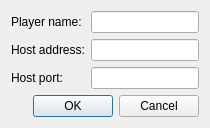
The window that src/frontend/qt_sdl/NetplayStartClientDialog.ui (tjdduq23-droid/melonDS-1.1-korean) describes before a commit, drawn with Qt 5.
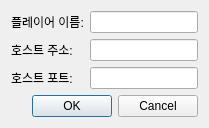
The same window after the commit.

```diff
--- a/src/frontend/qt_sdl/NetplayStartClientDialog.ui
+++ b/src/frontend/qt_sdl/NetplayStartClientDialog.ui
@@ -28,14 +28,14 @@
      <item row="0" column="0">
       <widget class="QLabel" name="label">
        <property name="text">
-        <string>Player name:</string>
+        <string>플레이어 이름:</string>
        </property>
       </widget>
      </item>
      <item row="2" column="0">
       <widget class="QLabel" name="label_2">
        <property name="text">
-        <string>Host port:</string>
+        <string>호스트 포트:</string>
        </property>
       </widget>
      </item>
@@ -48,7 +48,7 @@
      <item row="1" column="0">
       <widget class="QLabel" name="label_3">
        <property name="text">
-        <string>Host address:</string>
+        <string>호스트 주소:</string>
        </property>
       </widget>
      </item>
```
